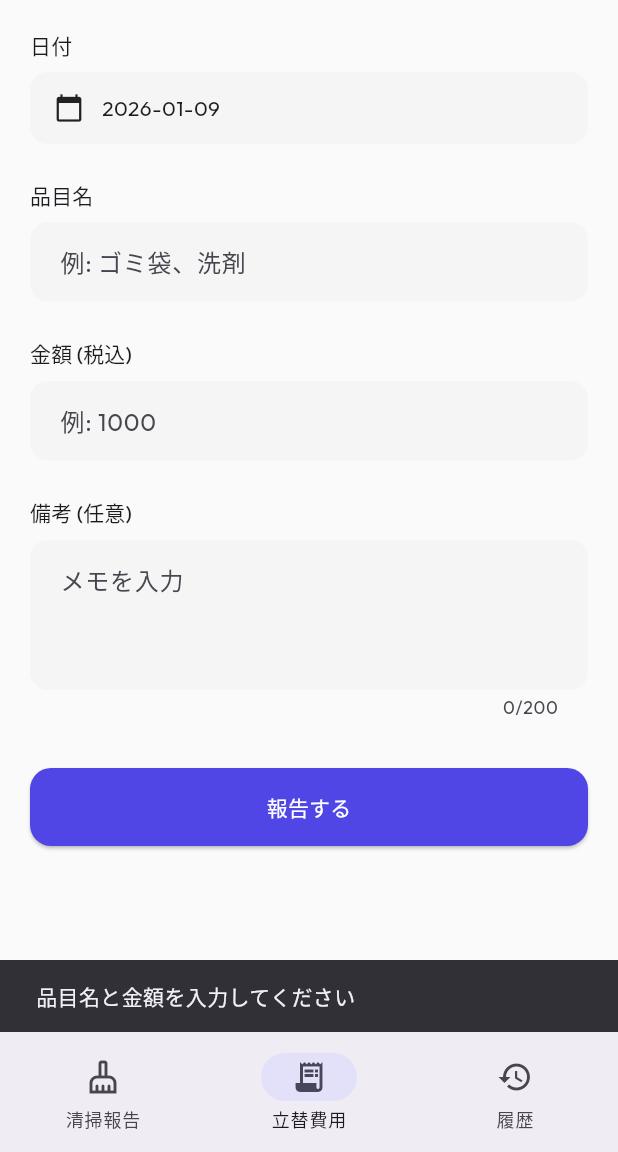
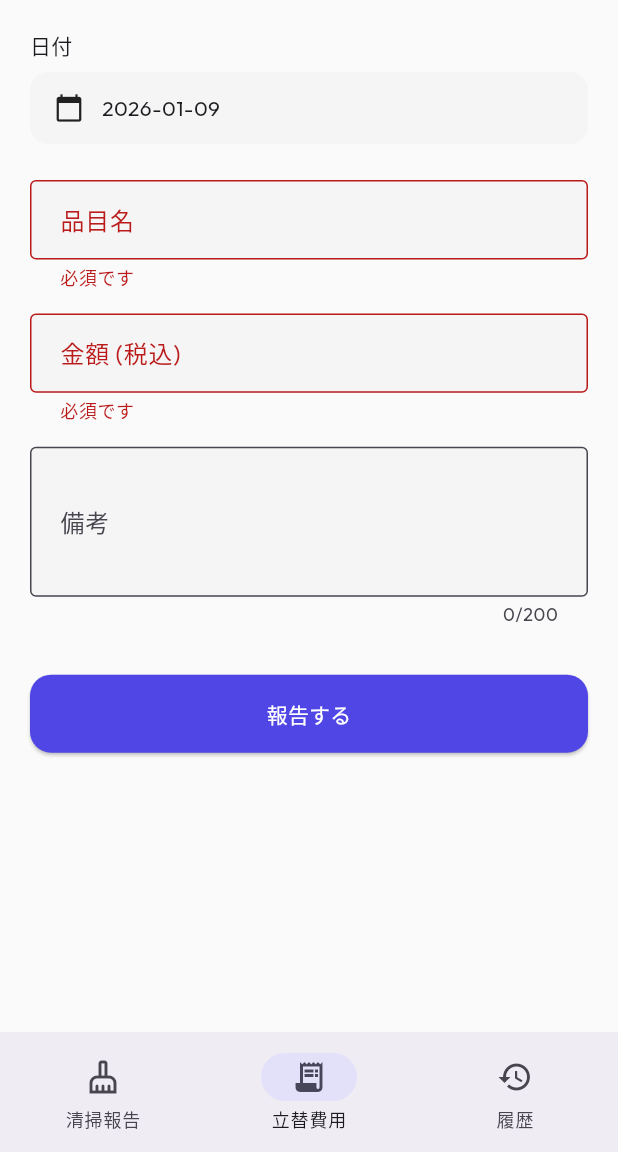
Before and after one commit to kilalabu/cleaning-report, a Flutter app: the ExpenseReportScreen screen opened by its route, after a tap on "報告する", on a phone screen of 412 x 824 dp, the part 84-1236 px from its top. Run offline on Flutter 3.47's test engine with Material 3 defaults, Android fonts, the phone set to English and light mode, and no system bars; our stand-ins replace flutter_hooks, flutter_riverpod, go_router, google_fonts, hooks_riverpod; missing offline and left inert: dart:html; network calls fail.

Commit message:
feat(app): implement report editing functionality

```diff
--- a/cleaning_report_app/lib/features/report/presentation/cleaning_report_screen.dart
+++ b/cleaning_report_app/lib/features/report/presentation/cleaning_report_screen.dart
@@ -1,89 +1,18 @@
 import 'package:flutter/material.dart';
 import 'package:flutter_hooks/flutter_hooks.dart';
 import 'package:hooks_riverpod/hooks_riverpod.dart';
-import 'package:go_router/go_router.dart';
 
 import '../../auth/providers/auth_provider.dart';
 import '../../history/providers/history_provider.dart';
+import '../../../core/utils/dialog_utils.dart';
+import '../domain/cleaning_item.dart';
+import '../domain/report_calculator.dart';
 
-class CleaningReportScreen extends HookConsumerWidget {
+class CleaningReportScreen extends StatelessWidget {
   const CleaningReportScreen({super.key});
 
   @override
-  Widget build(BuildContext context, WidgetRef ref) {
-    final dateController = useState(DateTime.now().toIso8601String().substring(0, 10));
-    final idCounter = useState(1);
-    final items = useState<List<CleaningItem>>([CleaningItem(id: 0)]);
-    final isSubmitting = useState(false);
-
-    Future<void> submit() async {
-      // Validation
-      for (int i = 0; i < items.value.length; i++) {
-        final item = items.value[i];
-        if (item.type != 'regular' && (item.note == null || item.note!.isEmpty)) {
-          ScaffoldMessenger.of(context).showSnackBar(
-            SnackBar(content: Text('${i + 1}番目の業務: 備考を入力してください')),
-          );
-          return;
-        }
-      }
-
-      isSubmitting.value = true;
-
-      final api = ref.read(apiClientProvider);
-
-      for (final item in items.value) {
-        int amount;
-        int unitPrice;
-        String itemName;
-
-        switch (item.type) {
-          case 'regular':
-            amount = 1100;
-            unitPrice = 1100;
-            itemName = '通常清掃';
-            break;
-          case 'extra':
-            unitPrice = 1800;
-            amount = (unitPrice * item.duration / 60).floor();
-            itemName = '追加業務';
-            break;
-          case 'emergency':
-            unitPrice = 2000;
-            amount = (unitPrice * item.duration / 60).floor();
-            itemName = '緊急対応';
-            break;
-          default:
-            continue;
-        }
-
-        await api.saveReport({
-          'date': dateController.value,
-          'type': 'work',
-          'item': itemName,
-          'unitPrice': unitPrice,
-          'duration': item.duration,
-          'amount': amount,
-          'note': item.note ?? '',
-        });
-      }
-
-      isSubmitting.value = false;
-
-      // Refresh history for the specific month
-      final month = dateController.value.substring(0, 7);
-      ref.invalidate(historyProvider(month));
-
-      if (context.mounted) {
-        ScaffoldMessenger.of(context).showSnackBar(
-          const SnackBar(content: Text('報告を送信しました')),
-        );
-        // Reset form
-        items.value = [CleaningItem(id: idCounter.value)];
-        idCounter.value++;
-      }
-    }
-
+  Widget build(BuildContext context) {
     return Scaffold(
       backgroundColor: Colors.grey.shade50,
       appBar: AppBar(
@@ -93,10 +22,135 @@ class CleaningReportScreen extends HookConsumerWidget {
       ),
       body: SafeArea(
         child: SingleChildScrollView(
-          padding: const EdgeInsets.all(20),
+          padding: EdgeInsets.all(20),
           child: ConstrainedBox(
-            constraints: const BoxConstraints(maxWidth: 600),
-            child: Column(
+            constraints: BoxConstraints(maxWidth: 600),
+            child: CleaningReportForm(),
+          ),
+        ),
+      ),
+    );
+  }
+}
+
+class CleaningReportForm extends HookConsumerWidget {
+  final Map<String, dynamic>? initialItem;
+  final VoidCallback? onSuccess;
+
+  const CleaningReportForm({super.key, this.initialItem, this.onSuccess});
+
+  @override
+  Widget build(BuildContext context, WidgetRef ref) {
+    // 編集時は初期アイテムの日付を使用、そうでなければ今日の日付を使用
+    final initialDate = initialItem != null
+        ? initialItem!['date'] as String
+        : DateTime.now().toIso8601String().substring(0, 10);
+
+    final dateController = useState(initialDate);
+    final idCounter = useState(1);
+
+    // 編集時は初期アイテムをCleaningItemリストにマップ（単一アイテム）
+    // そうでなければ通常の単一アイテム（空）で開始
+    final initialList = useState<List<CleaningItem>>([]);
+
+    useEffect(() {
+      if (initialItem != null) {
+        // APIレスポンス形式からCleaningItemへマップ
+        final item = CleaningItem(
+          id: 0,
+          type: _mapItemNameToType(initialItem!['item']),
+          duration: initialItem!['duration'] as int? ?? 15,
+          note: initialItem!['note'] as String?,
+        );
+        initialList.value = [item];
+      } else {
+        initialList.value = [CleaningItem(id: 0)];
+      }
+      return null;
+    }, []);
+
+    final items = useState<List<CleaningItem>>(initialList.value);
+    // キー変更などで再構築される場合はuseStateの初期化で十分ですが、念のため
+
+    final isSubmitting = useState(false);
+
+    // 編集時は初期アイテムの変更を監視して再初期化
+    // 簡単のため、このプランではWidgetが再構築されるかkeyが変更されると仮定します。
+
+    Future<void> submit() async {
+      // バリデーション
+      for (int i = 0; i < items.value.length; i++) {
+        final item = items.value[i];
+        if (item.type != 'regular' &&
+            (item.note == null || item.note!.isEmpty)) {
+          ScaffoldMessenger.of(context).showSnackBar(
+            SnackBar(content: Text('${i + 1}番目の業務: 備考を入力してください')),
+          );
+          return;
+        }
+      }
+
+      isSubmitting.value = true;
+      final api = ref.read(apiClientProvider);
+
+      try {
+        for (final item in items.value) {
+          final calculatedData = ReportCalculator.calculateWorkItem(item);
+
+          final data = {
+            'date': dateController.value,
+            ...calculatedData,
+          };
+
+          if (initialItem != null) {
+            // 更新モード
+            await api.updateReport({'id': initialItem!['id'], ...data});
+          } else {
+            // 作成モード
+            await api.saveReport(data);
+          }
+        }
+
+        isSubmitting.value = false;
+
+        // 履歴を更新
+        final newMonth = dateController.value.substring(0, 7);
+        ref.invalidate(historyProvider(newMonth));
+
+        // 編集モードかつ月が変わった場合、元の月の履歴も更新する
+        if (initialItem != null) {
+          final oldDate = initialItem!['date'] as String;
+          final oldMonth = oldDate.substring(0, 7);
+          if (oldMonth != newMonth) {
+            ref.invalidate(historyProvider(oldMonth));
+          }
+        }
+
+        if (context.mounted) {
+          if (initialItem != null) {
+            ScaffoldMessenger.of(context)
+                .showSnackBar(const SnackBar(content: Text('更新しました')));
+            if (onSuccess != null) onSuccess!();
+          } else {
+            await showSuccessDialog(context, '報告を送信しました\nお疲れ様でした');
+            // フォームをリセット
+            items.value = [CleaningItem(id: idCounter.value)];
+            idCounter.value++;
+          }
+        }
+      } catch (e) {
+        isSubmitting.value = false;
+        if (context.mounted) {
+          ScaffoldMessenger.of(context)
+              .showSnackBar(SnackBar(content: Text('エラー: $e')));
+        }
+      }
+    }
+
+    // 作成モードのみ追加/削除を許可するためのヘルパー
+    final isEditing = initialItem != null;
+
+    return Column(
       crossAxisAlignment: CrossAxisAlignment.stretch,
       children: [
         // Date picker
@@ -104,9 +158,11 @@ class CleaningReportScreen extends HookConsumerWidget {
         const SizedBox(height: 8),
         InkWell(
           onTap: () async {
+            final initial =
+                DateTime.tryParse(dateController.value) ?? DateTime.now();
             final picked = await showDatePicker(
               context: context,
-                      initialDate: DateTime.parse(dateController.value),
+              initialDate: initial,
               firstDate: DateTime(2020),
               lastDate: DateTime.now(),
             );
@@ -139,13 +195,14 @@ class CleaningReportScreen extends HookConsumerWidget {
           return CleaningItemCard(
             key: ValueKey(item.id),
             item: item,
-                    showRemove: items.value.length > 1,
+            showRemove: !isEditing && items.value.length > 1, // 削除ロジックの開始/終了
             onChanged: (updated) {
               final newList = List<CleaningItem>.from(items.value);
               newList[index] = updated;
               items.value = newList;
             },
             onRemove: () {
+              if (isEditing) return;
               final newList = List<CleaningItem>.from(items.value);
               newList.removeAt(index);
               items.value = newList;
@@ -155,7 +212,8 @@ class CleaningReportScreen extends HookConsumerWidget {
 
         const SizedBox(height: 16),
 
-                // Add button
+        // Add button (only for create mode)
+        if (!isEditing)
           OutlinedButton.icon(
             onPressed: () {
               final newItem = CleaningItem(id: idCounter.value, type: 'extra');
@@ -166,7 +224,8 @@ class CleaningReportScreen extends HookConsumerWidget {
             label: const Text('業務を追加'),
             style: OutlinedButton.styleFrom(
               padding: const EdgeInsets.all(16),
-                    shape: RoundedRectangleBorder(borderRadius: BorderRadius.circular(12)),
+              shape: RoundedRectangleBorder(
+                  borderRadius: BorderRadius.circular(12)),
             ),
           ),
 
@@ -179,34 +238,20 @@ class CleaningReportScreen extends HookConsumerWidget {
               ? const SizedBox(
                   width: 24,
                   height: 24,
-                          child: CircularProgressIndicator(strokeWidth: 2, color: Colors.white),
+                  child: CircularProgressIndicator(
+                      strokeWidth: 2, color: Colors.white),
                 )
-                      : const Text('報告する'),
+              : Text(isEditing ? '更新する' : '報告する'),
         ),
       ],
-            ),
-          ),
-        ),
-      ),
     );
   }
-}
 
-class CleaningItem {
-  final int id;
-  String type;
-  int duration;
-  String? note;
-
-  CleaningItem({required this.id, this.type = 'regular', this.duration = 15, this.note});
-
-  CleaningItem copyWith({String? type, int? duration, String? note}) {
-    return CleaningItem(
-      id: this.id,
-      type: type ?? this.type,
-      duration: duration ?? this.duration,
-      note: note ?? this.note,
-    );
+  String _mapItemNameToType(String? itemName) {
+    if (itemName == '通常清掃') return 'regular';
+    if (itemName == '追加業務') return 'extra';
+    if (itemName == '緊急対応') return 'emergency';
+    return 'regular';
   }
 }
 
@@ -251,11 +296,16 @@ class CleaningItemCard extends StatelessWidget {
             // Type dropdown
             DropdownButtonFormField<String>(
               value: item.type,
-              decoration: const InputDecoration(contentPadding: EdgeInsets.symmetric(horizontal: 12, vertical: 10)),
+              decoration: const InputDecoration(
+                  contentPadding:
+                      EdgeInsets.symmetric(horizontal: 12, vertical: 10)),
               items: const [
-                DropdownMenuItem(value: 'regular', child: Text('通常清掃 (1,100円)')),
-                DropdownMenuItem(value: 'extra', child: Text('追加業務 (時給1,800円)')),
-                DropdownMenuItem(value: 'emergency', child: Text('緊急対応 (時給2,000円)')),
+                DropdownMenuItem(
+                    value: 'regular', child: Text('通常清掃 (1,100円)')),
+                DropdownMenuItem(
+                    value: 'extra', child: Text('追加業務 (時給1,800円)')),
+                DropdownMenuItem(
+                    value: 'emergency', child: Text('緊急対応 (時給2,000円)')),
               ],
               onChanged: (v) => onChanged(item.copyWith(type: v)),
             ),
@@ -267,12 +317,16 @@ class CleaningItemCard extends StatelessWidget {
               const SizedBox(height: 8),
               DropdownButtonFormField<int>(
                 value: item.duration,
-                decoration: const InputDecoration(contentPadding: EdgeInsets.symmetric(horizontal: 12, vertical: 10)),
+                decoration: const InputDecoration(
+                    contentPadding:
+                        EdgeInsets.symmetric(horizontal: 12, vertical: 10)),
                 items: List.generate(12, (i) {
                   final min = (i + 1) * 15;
                   final hours = min ~/ 60;
                   final mins = min % 60;
-                  final label = hours > 0 ? '$hours時間${mins > 0 ? '$mins分' : ''}' : '$mins分';
+                  final label = hours > 0
+                      ? '$hours時間${mins > 0 ? '$mins分' : ''}'
+                      : '$mins分';
                   return DropdownMenuItem(value: min, child: Text(label));
                 }),
                 onChanged: (v) => onChanged(item.copyWith(duration: v)),
--- a/cleaning_report_app/lib/features/report/presentation/expense_report_screen.dart
+++ b/cleaning_report_app/lib/features/report/presentation/expense_report_screen.dart
@@ -1,67 +1,16 @@
 import 'package:flutter/material.dart';
 import 'package:flutter_hooks/flutter_hooks.dart';
 import 'package:hooks_riverpod/hooks_riverpod.dart';
-import 'package:go_router/go_router.dart';
 
 import '../../auth/providers/auth_provider.dart';
 import '../../history/providers/history_provider.dart';
+import '../../../core/utils/dialog_utils.dart';
 
-class ExpenseReportScreen extends HookConsumerWidget {
+class ExpenseReportScreen extends StatelessWidget {
   const ExpenseReportScreen({super.key});
 
   @override
-  Widget build(BuildContext context, WidgetRef ref) {
-    final dateController = useState(DateTime.now().toIso8601String().substring(0, 10));
-    final itemController = useTextEditingController();
-    final amountController = useTextEditingController();
-    final noteController = useTextEditingController();
-    final isSubmitting = useState(false);
-
-    Future<void> submit() async {
-      if (itemController.text.isEmpty || amountController.text.isEmpty) {
-        ScaffoldMessenger.of(context).showSnackBar(
-          const SnackBar(content: Text('品目名と金額を入力してください')),
-        );
-        return;
-      }
-
-      final amount = int.tryParse(amountController.text);
-      if (amount == null || amount <= 0) {
-        ScaffoldMessenger.of(context).showSnackBar(
-          const SnackBar(content: Text('有効な金額を入力してください')),
-        );
-        return;
-      }
-
-      isSubmitting.value = true;
-
-      final api = ref.read(apiClientProvider);
-      await api.saveReport({
-        'date': dateController.value,
-        'type': 'expense',
-        'item': itemController.text,
-        'unitPrice': 0,
-        'duration': 0,
-        'amount': amount,
-        'note': noteController.text,
-      });
-
-      isSubmitting.value = false;
-
-      final month = dateController.value.substring(0, 7);
-      ref.invalidate(historyProvider(month));
-
-      if (context.mounted) {
-        ScaffoldMessenger.of(context).showSnackBar(
-          const SnackBar(content: Text('経費報告を送信しました')),
-        );
-        // Reset form
-        itemController.clear();
-        amountController.clear();
-        noteController.clear();
-      }
-    }
-
+  Widget build(BuildContext context) {
     return Scaffold(
       backgroundColor: Colors.grey.shade50,
       appBar: AppBar(
@@ -71,24 +20,121 @@ class ExpenseReportScreen extends HookConsumerWidget {
       ),
       body: SafeArea(
         child: SingleChildScrollView(
-          padding: const EdgeInsets.all(20),
+          padding: EdgeInsets.all(20),
           child: ConstrainedBox(
-            constraints: const BoxConstraints(maxWidth: 600),
+            constraints: BoxConstraints(maxWidth: 600),
+            child: ExpenseReportForm(),
+          ),
+        ),
+      ),
+    );
+  }
+}
+
+class ExpenseReportForm extends HookConsumerWidget {
+  final Map<String, dynamic>? initialItem;
+  final VoidCallback? onSuccess;
+
+  const ExpenseReportForm({super.key, this.initialItem, this.onSuccess});
+
+  @override
+  Widget build(BuildContext context, WidgetRef ref) {
+    final initialDate = initialItem != null
+        ? initialItem!['date'] as String
+        : DateTime.now().toIso8601String().substring(0, 10);
+
+    final dateController = useState(initialDate);
+    final itemController = useTextEditingController(
+        text: initialItem != null ? initialItem!['item'] : '');
+    final amountController = useTextEditingController(
+        text: initialItem != null ? initialItem!['amount'].toString() : '');
+    final noteController = useTextEditingController(
+        text: initialItem != null ? initialItem!['note'] : '');
+    final isSubmitting = useState(false);
+    final formKey = useMemoized(() => GlobalKey<FormState>());
+
+    Future<void> submit() async {
+      if (!formKey.currentState!.validate()) return;
+
+      isSubmitting.value = true;
+      final api = ref.read(apiClientProvider);
+
+      try {
+        final data = {
+          'date': dateController.value,
+          'type': 'expense',
+          'item': itemController.text,
+          'unitPrice': 0,
+          'duration': 0,
+          'amount': int.parse(amountController.text),
+          'note': noteController.text,
+        };
+
+        if (initialItem != null) {
+          await api.updateReport({'id': initialItem!['id'], ...data});
+        } else {
+          await api.saveReport(data);
+        }
+
+        isSubmitting.value = false;
+
+        final newMonth = dateController.value.substring(0, 7);
+        ref.invalidate(historyProvider(newMonth));
+
+        // 編集モードかつ月が変わった場合、元の月の履歴も更新する
+        if (initialItem != null) {
+          final oldDate = initialItem!['date'] as String;
+          final oldMonth = oldDate.substring(0, 7);
+          if (oldMonth != newMonth) {
+            ref.invalidate(historyProvider(oldMonth));
+          }
+        }
+
+        if (context.mounted) {
+          if (initialItem != null) {
+            ScaffoldMessenger.of(context)
+                .showSnackBar(const SnackBar(content: Text('更新しました')));
+            if (onSuccess != null) onSuccess!();
+          } else {
+            await showSuccessDialog(context, '報告を送信しました');
+            // リセット
+            itemController.clear();
+            amountController.clear();
+            noteController.clear();
+          }
+        }
+      } catch (e) {
+        isSubmitting.value = false;
+        if (context.mounted) {
+          ScaffoldMessenger.of(context)
+              .showSnackBar(SnackBar(content: Text('エラー: $e')));
+        }
+      }
+    }
+
+    final isEditing = initialItem != null;
+
+    return Form(
+      key: formKey,
       child: Column(
         crossAxisAlignment: CrossAxisAlignment.stretch,
         children: [
+          // Date
           Text('日付', style: Theme.of(context).textTheme.labelLarge),
           const SizedBox(height: 8),
           InkWell(
             onTap: () async {
+              final initial =
+                  DateTime.tryParse(dateController.value) ?? DateTime.now();
               final picked = await showDatePicker(
                 context: context,
-                      initialDate: DateTime.parse(dateController.value),
+                initialDate: initial,
                 firstDate: DateTime(2020),
                 lastDate: DateTime.now(),
               );
               if (picked != null) {
-                      dateController.value = picked.toIso8601String().substring(0, 10);
+                dateController.value =
+                    picked.toIso8601String().substring(0, 10);
               }
             },
             child: Container(
@@ -106,34 +152,44 @@ class ExpenseReportScreen extends HookConsumerWidget {
               ),
             ),
           ),
+          const SizedBox(height: 24),
 
-                const SizedBox(height: 24),
-                Text('品目名', style: Theme.of(context).textTheme.labelLarge),
-                const SizedBox(height: 8),
-                TextField(
+          TextFormField(
             controller: itemController,
-                  decoration: const InputDecoration(hintText: '例: ゴミ袋、洗剤'),
+            decoration: const InputDecoration(
+              labelText: '品目名',
+              hintText: '例: 洗剤、スポンジなど',
+              border: OutlineInputBorder(),
             ),
+            validator: (v) => v == null || v.isEmpty ? '必須です' : null,
+          ),
+          const SizedBox(height: 16),
 
-                const SizedBox(height: 24),
-                Text('金額 (税込)', style: Theme.of(context).textTheme.labelLarge),
-                const SizedBox(height: 8),
-                TextField(
+          TextFormField(
             controller: amountController,
+            decoration: const InputDecoration(
+              labelText: '金額 (税込)',
+              suffixText: '円',
+              border: OutlineInputBorder(),
+            ),
             keyboardType: TextInputType.number,
-                  decoration: const InputDecoration(hintText: '例: 1000'),
+            validator: (v) {
+              if (v == null || v.isEmpty) return '必須です';
+              if (int.tryParse(v) == null) return '数値を入力してください';
+              return null;
+            },
           ),
+          const SizedBox(height: 16),
 
-                const SizedBox(height: 24),
-                Text('備考 (任意)', style: Theme.of(context).textTheme.labelLarge),
-                const SizedBox(height: 8),
-                TextField(
+          TextFormField(
             controller: noteController,
+            decoration: const InputDecoration(
+              labelText: '備考',
+              border: OutlineInputBorder(),
+            ),
+            maxLines: 3,
             maxLength: 200,
-                  maxLines: 3,
-                  decoration: const InputDecoration(hintText: 'メモを入力'),
           ),
-
           const SizedBox(height: 32),
 
           ElevatedButton(
@@ -142,14 +198,12 @@ class ExpenseReportScreen extends HookConsumerWidget {
                 ? const SizedBox(
                     width: 24,
                     height: 24,
-                          child: CircularProgressIndicator(strokeWidth: 2, color: Colors.white),
+                    child: CircularProgressIndicator(
+                        strokeWidth: 2, color: Colors.white),
                   )
-                      : const Text('報告する'),
+                : Text(isEditing ? '更新する' : '報告する'),
           ),
         ],
-            ),
-          ),
-        ),
       ),
     );
   }
```
Also changed, not shown: cleaning_report_app/lib/core/api/gas_api_client.dart (+20 -7 lines), cleaning_report_app/lib/features/history/presentation/history_screen.dart (+55 -7 lines), cleaning_report_app/lib/features/history/providers/history_provider.dart (+17 -4 lines). Lines whose indentation alone changed are shown as unchanged.
